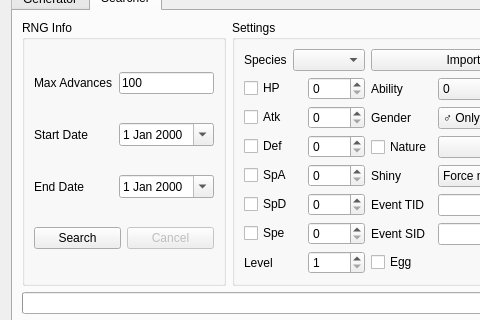
Above: Source/Form/Gen5/Event5.ui from Admiral-Fish/PokeFinder before the change; both pictures show x 0 to 480 and y 123 to 443 of the 1200 by 700 pixel window. Below: the same form after it.
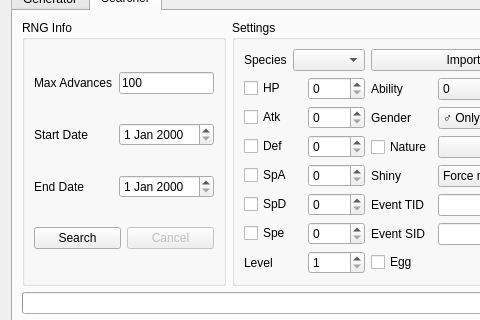
That is the form after the change. The open tabs and pages were chosen to show the change. Custom widgets are drawn as their Qt base class.

What changed in the file:
```diff
--- a/Source/Form/Gen5/Event5.ui
+++ b/Source/Form/Gen5/Event5.ui
@@ -901,31 +901,7 @@
            </widget>
           </item>
           <item row="1" column="1">
-           <widget class="DateEdit" name="dateEditSearcherStartDate">
-            <property name="maximumDateTime">
-             <datetime>
-              <hour>23</hour>
-              <minute>59</minute>
-              <second>59</second>
-              <year>2099</year>
-              <month>12</month>
-              <day>31</day>
-             </datetime>
-            </property>
-            <property name="minimumDateTime">
-             <datetime>
-              <hour>0</hour>
-              <minute>0</minute>
-              <second>0</second>
-              <year>2000</year>
-              <month>1</month>
-              <day>1</day>
-             </datetime>
-            </property>
-            <property name="calendarPopup">
-             <bool>true</bool>
-            </property>
-           </widget>
+           <widget class="DateEdit" name="dateEditSearcherStartDate"/>
           </item>
           <item row="2" column="0">
            <widget class="QLabel" name="labelSearcherEndDate">
@@ -935,31 +911,7 @@
            </widget>
           </item>
           <item row="2" column="1">
-           <widget class="DateEdit" name="dateEditSearcherEndDate">
-            <property name="maximumDateTime">
-             <datetime>
-              <hour>23</hour>
-              <minute>59</minute>
-              <second>59</second>
-              <year>2099</year>
-              <month>12</month>
-              <day>31</day>
-             </datetime>
-            </property>
-            <property name="minimumDateTime">
-             <datetime>
-              <hour>0</hour>
-              <minute>0</minute>
-              <second>0</second>
-              <year>2000</year>
-              <month>1</month>
-              <day>1</day>
-             </datetime>
-            </property>
-            <property name="calendarPopup">
-             <bool>true</bool>
-            </property>
-           </widget>
+           <widget class="DateEdit" name="dateEditSearcherEndDate"/>
           </item>
           <item row="3" column="0" colspan="2">
            <layout class="QHBoxLayout" name="horizontalLayout">
```
